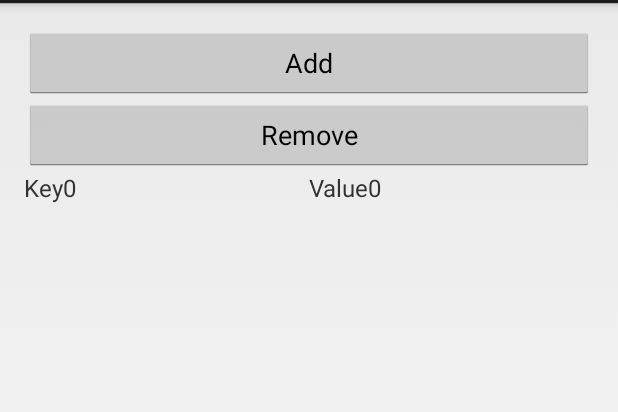
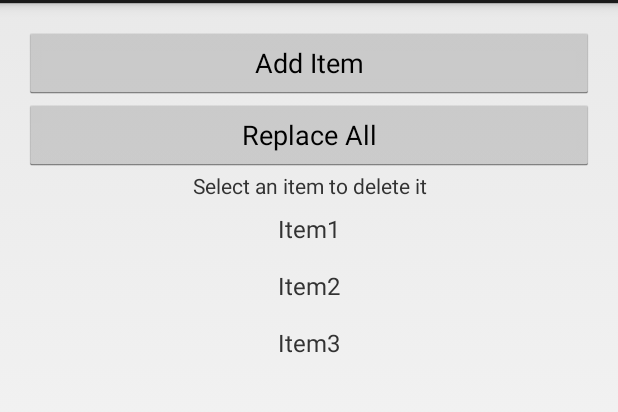
Before and after one commit to Alton09/RecyclerViewDemo, an Android app: the screen it shows after launch (MainActivity), on a phone screen of 412 x 824 dp, the part 69-481 px from its top. Run offline under Robolectric (Android 15) with nearby library versions, the phone set to English and light mode, and no system bars.

Commit message:
Add DiffUtil and add replace all button

```diff
--- a/app/build.gradle
+++ b/app/build.gradle
@@ -23,7 +23,8 @@ android {
 
 dependencies {
     implementation fileTree(dir: 'libs', include: ['*.jar'])
-    implementation 'androidx.recyclerview:recyclerview:1.1.0-alpha01'
+    implementation 'androidx.recyclerview:recyclerview:1.1.0-alpha02'
+//    implementation 'com.google.android.material:material:1.0.0' // TODO Add this!!
     androidTestImplementation('androidx.test.espresso:espresso-core:3.1.0-alpha4', {
         exclude group: 'com.android.support', module: 'support-annotations'
     })
--- a/app/src/main/java/com/example/johnqualls/recyclerviewdemo/DiffUtilCallback.kt
+++ b/app/src/main/java/com/example/johnqualls/recyclerviewdemo/DiffUtilCallback.kt
@@ -3,8 +3,9 @@ package com.example.johnqualls.recyclerviewdemo
 import androidx.recyclerview.widget.DiffUtil
 
 class DiffUtilCallback(val oldItems: List<Item>, val newItems: List<Item>): DiffUtil.Callback() {
+
     override fun areItemsTheSame(oldItemPosition: Int, newItemPosition: Int): Boolean {
-        return false
+        return oldItems[oldItemPosition].id == newItems[newItemPosition].id
     }
 
     override fun getOldListSize(): Int {
--- a/app/src/main/java/com/example/johnqualls/recyclerviewdemo/Item.kt
+++ b/app/src/main/java/com/example/johnqualls/recyclerviewdemo/Item.kt
@@ -1,3 +1,5 @@
 package com.example.johnqualls.recyclerviewdemo
 
-data class Item(val key: String, val value: String)
+import java.util.*
+
+data class Item(var name: String, var id: UUID = UUID.randomUUID())
--- /dev/null
+++ b/app/src/main/java/com/example/johnqualls/recyclerviewdemo/ItemList.kt
@@ -0,0 +1,3 @@
+package com.example.johnqualls.recyclerviewdemo
+
+fun List<Item>.deepCopy() = this.map{ it.copy() } as MutableList<Item>
--- a/app/src/main/java/com/example/johnqualls/recyclerviewdemo/MainActivity.kt
+++ b/app/src/main/java/com/example/johnqualls/recyclerviewdemo/MainActivity.kt
@@ -2,61 +2,43 @@ package com.example.johnqualls.recyclerviewdemo
 
 import android.app.Activity
 import android.os.Bundle
+import android.view.View
 import androidx.recyclerview.widget.LinearLayoutManager
-import androidx.recyclerview.widget.RecyclerView
-import android.view.View
-import android.widget.Button
+import kotlinx.android.synthetic.main.activity_main.*
 
 class MainActivity : Activity(), View.OnClickListener{
-    private var count: Int = 0
-    private var mRecyclerView: RecyclerView? = null
-    private var mAdapter: TestAdapter? = null
-    private var mLayoutManager: RecyclerView.LayoutManager? = null
-    private var dataset: MutableList<Item> = mutableListOf(Item("Key0", "Value0"))
-    private var addItem: Button? = null
-    private var removeItem: Button? = null
-    private var clickable: Boolean = false
+    private var count: Int = 1
+    private var dataset: MutableList<Item> = mutableListOf(Item("Item1"), Item("Item2"), Item("Item3"))
+    private val adapter: TestAdapter
+
+    init {
+        val viewHolderCallback = { adapter: TestAdapter, position: Int ->
+            dataset.removeAt(position)
+            adapter.swap(dataset.deepCopy())
+        }
+        adapter = TestAdapter(dataset.deepCopy(), viewHolderCallback)
+    }
 
     override fun onCreate(savedInstanceState: Bundle?) {
         super.onCreate(savedInstanceState)
         setContentView(R.layout.activity_main)
-        mRecyclerView = findViewById(R.id.my_recycler_view) as RecyclerView
-
-        // Register buttons
-        clickable = true
-        addItem = findViewById(R.id.addItem) as Button
-        removeItem = findViewById(R.id.removeItem) as Button
-        addItem!!.setOnClickListener(this)
-        removeItem!!.setOnClickListener(this)
-
-        // use this setting to improve performance if you know that changes
-        // in content do not change the layout size of the RecyclerView
-        mRecyclerView!!.setHasFixedSize(true)
-
-        // use a linear layout manager
-        mLayoutManager = LinearLayoutManager(this)
-        mRecyclerView!!.layoutManager = mLayoutManager
-
-        // Counter for newly added Items
-        count = 1
-
-        // specify an adapter (see also next example)
-        mAdapter = TestAdapter(dataset)
-        mRecyclerView!!.adapter = mAdapter
+        add_item.setOnClickListener(this)
+        replace_items.setOnClickListener(this)
+        my_recycler_view.layoutManager = LinearLayoutManager(this)
+        my_recycler_view.adapter = adapter
     }
 
 
     override fun onClick(view: View) {
-        if (view.id == R.id.addItem) {
-            val item = Item("Key$count", "Value$count")
-            dataset!!.add(item)
-            mAdapter!!.notifyItemRangeInserted(dataset!!.size - 1, 1)
+        if (view.id == R.id.add_item) {
+            val item = Item("Item $count")
+            dataset.add(0, item)
             count++
-        } else if (dataset!!.size > 0) {
-            val removePosition = dataset!!.size - 1
-            dataset!!.removeAt(removePosition)
-            mRecyclerView!!.removeViewAt(removePosition)
-            count--
+        } else { // replace all
+            dataset.forEach {
+                it.name = "Item ${++count}"
+            }
         }
+        adapter.swap(dataset)
     }
 }
--- a/app/src/main/java/com/example/johnqualls/recyclerviewdemo/TestAdapter.kt
+++ b/app/src/main/java/com/example/johnqualls/recyclerviewdemo/TestAdapter.kt
@@ -6,11 +6,19 @@ import android.view.LayoutInflater
 import android.view.ViewGroup
 import android.widget.LinearLayout
 import android.widget.TextView
+import androidx.recyclerview.widget.DiffUtil
 
-class TestAdapter(private val mDataset: MutableList<Item>) :
+class TestAdapter(private val items: MutableList<Item>, private val viewHolderCallback: (TestAdapter, Int) -> Unit) :
         RecyclerView.Adapter<TestAdapter.ViewHolder>() {
 
     class ViewHolder(var mLinearLayout: LinearLayout) : RecyclerView.ViewHolder(mLinearLayout)
+
+    fun swap(newItems: MutableList<Item>) {
+        val result = DiffUtil.calculateDiff(DiffUtilCallback(items, newItems))
+        items.clear()
+        items.addAll(newItems.deepCopy())
+        result.dispatchUpdatesTo(this)
+    }
 
     override fun onCreateViewHolder(parent: ViewGroup, viewType: Int): TestAdapter.ViewHolder {
         val v = LayoutInflater.from(parent.context)
@@ -19,15 +27,17 @@ class TestAdapter(private val mDataset: MutableList<Item>) :
     }
 
     override fun onBindViewHolder(holder: ViewHolder, position: Int) {
-        val item = mDataset[position]
-
+        val item = items[position]
+        val view : TextView = holder.mLinearLayout.getChildAt(0) as TextView
         Log.i(TestAdapter::class.java.name, "onBindViewHolder() -> PopulateView")
-        (holder.mLinearLayout.getChildAt(0) as TextView).text = item.key
-        (holder.mLinearLayout.getChildAt(1) as TextView).text = item.value
+        view.text = item.name
+        view.setOnClickListener{
+            viewHolderCallback(this, position)
+        }
     }
 
     override fun getItemCount(): Int {
-        return mDataset.size
+        return items.size
     }
 
 }
--- a/app/src/main/res/layout/activity_main.xml
+++ b/app/src/main/res/layout/activity_main.xml
@@ -13,19 +13,24 @@
     tools:context="com.example.johnqualls.recyclerviewdemo.MainActivity">
 
     <Button
-        android:id="@+id/addItem"
+        android:id="@+id/add_item"
         android:layout_width="match_parent"
         android:layout_height="wrap_content"
-        android:text="Add"/>
+        android:text="@string/add_item"/>
     <Button
-        android:id="@+id/removeItem"
+        android:id="@+id/replace_items"
         android:layout_width="match_parent"
         android:layout_height="wrap_content"
-        android:text="Remove"/>
+        android:text="@string/replace_all"/>
+
+    <TextView
+        android:textAlignment="center"
+        android:layout_width="match_parent"
+        android:layout_height="wrap_content"
+        android:text="@string/body"/>
 
     <androidx.recyclerview.widget.RecyclerView
         android:id="@+id/my_recycler_view"
-        android:scrollbars="vertical"
         android:layout_width="match_parent"
         android:layout_height="wrap_content"/>
 </LinearLayout>
--- a/app/src/main/res/layout/row_view.xml
+++ b/app/src/main/res/layout/row_view.xml
@@ -1,19 +1,16 @@
 <?xml version="1.0" encoding="utf-8"?>
 <LinearLayout xmlns:android="http://schemas.android.com/apk/res/android"
+              xmlns:tools="http://schemas.android.com/tools"
               android:orientation="horizontal"
+              android:gravity="center"
               android:layout_width="match_parent"
-              android:layout_height="match_parent">
+              android:layout_height="wrap_content">
     <TextView
         android:id="@+id/name1"
-        android:layout_width="match_parent"
+        android:textAlignment="center"
+        android:layout_width="wrap_content"
         android:layout_height="wrap_content"
-        android:layout_weight=".5"
-        android:textSize="16sp"/>
-
-    <TextView
-        android:id="@+id/name2"
-        android:layout_width="match_parent"
-        android:layout_height="wrap_content"
-        android:layout_weight=".5"
+        tools:text="Blah"
+        android:paddingVertical="8dp"
         android:textSize="16sp"/>
 </LinearLayout>
--- a/app/src/main/res/values/strings.xml
+++ b/app/src/main/res/values/strings.xml
@@ -1,3 +1,6 @@
 <resources>
     <string name="app_name">RecyclerViewDemo</string>
+    <string name="body">Select an item to delete it</string>
+    <string name="replace_all">Replace All</string>
+    <string name="add_item">Add Item</string>
 </resources>
--- a/build.gradle
+++ b/build.gradle
@@ -18,8 +18,8 @@ buildscript {
 }
 allprojects {
     repositories {
+        google()
         jcenter()
-        google()
     }
 }
 task clean(type: Delete) {
```
